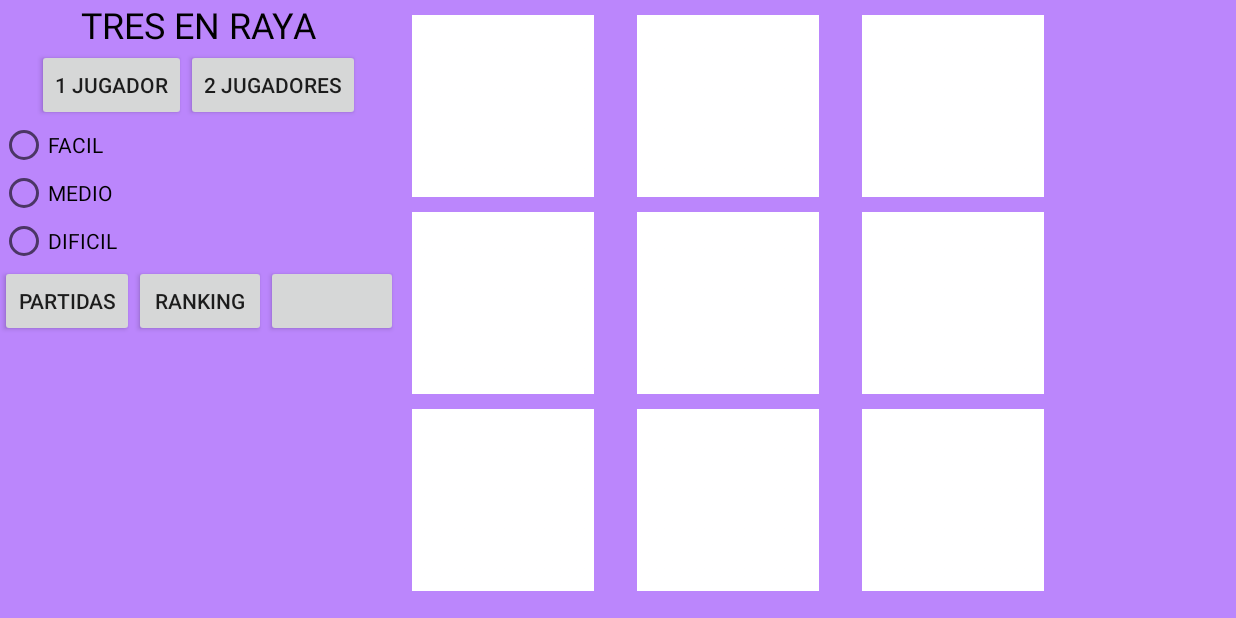
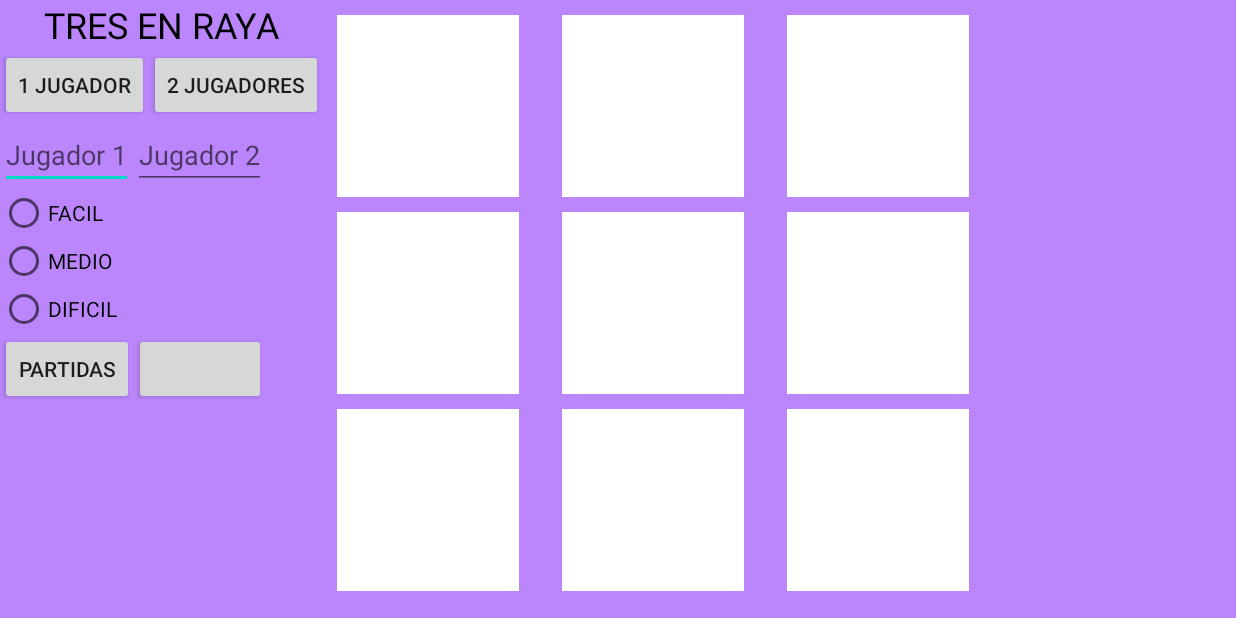
Before and after one commit to maeso11/Android, an Android app: the screen it shows after launch (MainActivity), on a phone screen of 824 x 412 dp (held sideways). Run offline under Robolectric (Android 15) with nearby library versions, the phone set to English and light mode, and no system bars; 1 statement that could not run was skipped.

Commit message:
layout partidas y modificaciones main

```diff
--- a/app/src/main/java/com/example/t3_a1_antoniomaeso/EstructuraBBDD.java
+++ b/app/src/main/java/com/example/t3_a1_antoniomaeso/EstructuraBBDD.java
@@ -7,20 +7,14 @@ public class EstructuraBBDD {
     public static final String SQL_CREATE_PARTIDAS =
             "CREATE TABLE IF NOT EXISTS " + EstructuraPartidas.TABLE_NAME_PARTIDAS + "(" +
             EstructuraPartidas._ID + " integer PRIMARY KEY, " +
-            EstructuraPartidas.COLUMN_NAME_GANADOR + " text, " +
-            EstructuraPartidas.COLUMN_NAME_PUNTOS + " integer);";
-
-    public static final String SQL_CREATE_USUARIO =
-            "CREATE TABLE IF NOT EXISTS "+ EstructuraUsuarios.TABLE_NAME_USUARIOS + "(" +
-            EstructuraUsuarios._ID + "integer PRIMARY KEY, " +
-            EstructuraUsuarios.COLUMN_NAME_NOMBRE + " text, " +
-            EstructuraUsuarios.COLUMN_NAME_CANTIDAD + " integer, " +
-            EstructuraUsuarios.COLUMN_NAME_PUNTOS + " integer);";
+            EstructuraPartidas.COLUMN_NAME_JUGADOR1 + " text, " +
+            EstructuraPartidas.COLUMN_NAME_JUGADOR2 + " text, " +
+            EstructuraPartidas.COLUMN_NAME_DIFICULATAD + " text, " +
+            EstructuraPartidas.COLUMN_NAME_GANADOR + " text);";
 
     public static final String SQL_DELETE_PARTIDAS =
             "DROP TABLE IF EXISTS " + EstructuraPartidas.TABLE_NAME_PARTIDAS;
-    public static final String SQL_DELETE_USUARIO =
-            "DROP TABLE IF EXISTS " + EstructuraUsuarios.TABLE_NAME_USUARIOS;
+
 
 
 
@@ -30,13 +24,8 @@ public class EstructuraBBDD {
     public static class EstructuraPartidas implements BaseColumns {
         public static final String TABLE_NAME_PARTIDAS = "partidas";
         public static final String COLUMN_NAME_GANADOR = "ganador";
-        public static final int COLUMN_NAME_PUNTOS = "puntos";
-    }
-
-    public static class EstructuraUsuarios implements BaseColumns {
-        public static final String TABLE_NAME_USUARIOS = "usuarios";
-        public static final String COLUMN_NAME_NOMBRE = "nombre";
-        public static final String COLUMN_NAME_PUNTOS = "puntos";
-        public static final String COLUMN_NAME_CANTIDAD = "partidas jugadas";
+        public static final String COLUMN_NAME_JUGADOR1 = "jugador1";
+        public static final String COLUMN_NAME_JUGADOR2 = "jugador2";
+        public static final String COLUMN_NAME_DIFICULATAD = "dificultad";
     }
 }
--- a/app/src/main/res/layout/activity_main.xml
+++ b/app/src/main/res/layout/activity_main.xml
@@ -33,13 +33,34 @@
                 android:id="@+id/btnJugador1"
                 android:layout_width="wrap_content"
                 android:layout_height="wrap_content"
+                android:onClick="Jugar"
                 android:text="1 JUGADOR" />
 
             <Button
                 android:id="@+id/btnJugador2"
                 android:layout_width="wrap_content"
                 android:layout_height="wrap_content"
+                android:onClick="Jugar"
                 android:text="2 JUGADORES" />
+        </TableRow>
+
+        <TableRow
+            android:layout_width="wrap_content"
+            android:layout_height="wrap_content">
+
+            <EditText
+                android:id="@+id/edtNombre1"
+                android:layout_width="wrap_content"
+                android:layout_height="wrap_content"
+                android:hint="Jugador 1"
+                android:inputType="textPersonName" />
+
+            <EditText
+                android:id="@+id/edtNombre2"
+                android:layout_width="wrap_content"
+                android:layout_height="wrap_content"
+                android:hint="Jugador 2"
+                android:inputType="textPersonName" />
         </TableRow>
 
         <RadioGroup
@@ -51,14 +72,12 @@
                 android:id="@+id/radioFacil"
                 android:layout_width="wrap_content"
                 android:layout_height="wrap_content"
-                android:onClick="Jugar"
                 android:text="FACIL" />
 
             <RadioButton
                 android:id="@+id/radioMedio"
                 android:layout_width="wrap_content"
                 android:layout_height="wrap_content"
-                android:onClick="Jugar"
                 android:text="MEDIO" />
 
             <RadioButton
@@ -77,13 +96,8 @@
                 android:id="@+id/btnPartidas"
                 android:layout_width="wrap_content"
                 android:layout_height="wrap_content"
+                android:onClick="partidas"
                 android:text="PARTIDAS" />
-
-            <Button
-                android:id="@+id/btnRanking"
-                android:layout_width="wrap_content"
-                android:layout_height="wrap_content"
-                android:text="RANKING" />
 
             <Button
                 android:id="@+id/btnSonido"
```
Also changed, not shown: app/src/main/java/com/example/t3_a1_antoniomaeso/MainActivity.java (+60 -48 lines), app/src/main/java/com/example/t3_a1_antoniomaeso/Partidas.java (+9 -0 lines), app/src/main/res/layout/activity_partidas.xml (+82 -2 lines).
